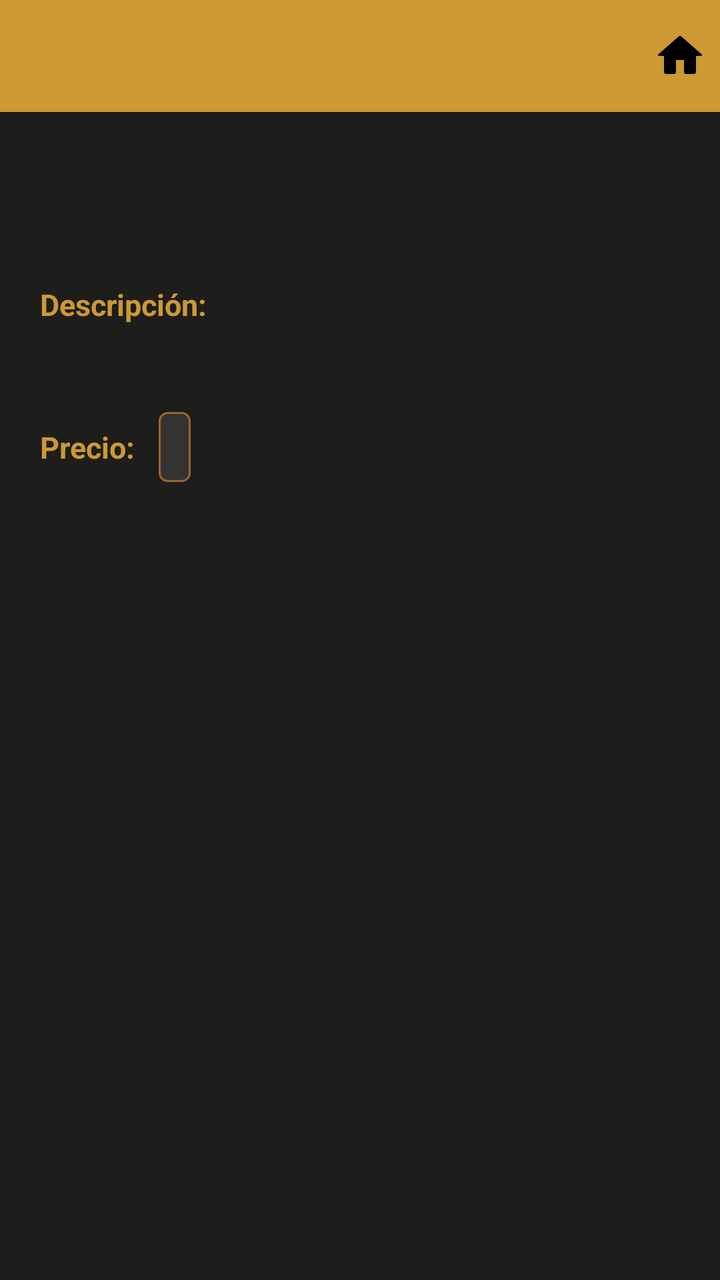
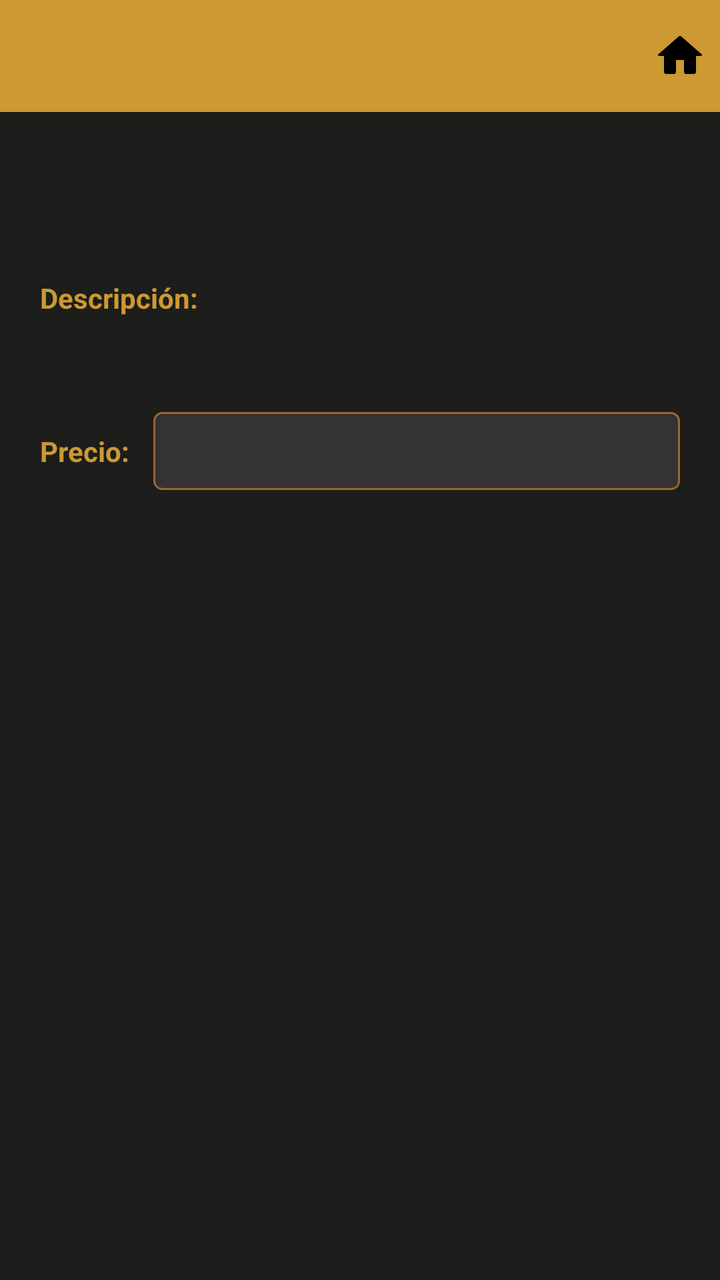

The first picture is an Android layout as it rendered before a commit; the second is the same layout after the commit. The layout source and the unified diff follow.
<!-- AndroidManifest.xml: application theme Theme.EtherSteamBoys -->
<!-- res/layout/activity_ficha_objeto.xml -->
<?xml version="1.0" encoding="utf-8"?>
<LinearLayout xmlns:android="http://schemas.android.com/apk/res/android"
    android:layout_width="match_parent"
    android:layout_height="match_parent"
    android:orientation="vertical"
    android:background="@color/bg_dark">

    <androidx.appcompat.widget.Toolbar
        android:id="@+id/toolbar"
        style="@style/ToolbarStyle"
        android:layout_width="match_parent"
        android:layout_height="?attr/actionBarSize">
        <RelativeLayout
            android:layout_width="match_parent"
            android:layout_height="wrap_content">
            <TextView
                android:id="@+id/tvToolbarNombre"
                android:layout_width="wrap_content"
                android:layout_height="wrap_content"
                android:layout_centerVertical="true"
                android:textColor="@color/bg_dark"
                android:textSize="18sp"
                android:textStyle="bold"
                android:letterSpacing="0.08" />
            <ImageButton
                android:id="@+id/btnHome"
                android:layout_width="40dp"
                android:layout_height="40dp"
                android:layout_alignParentEnd="true"
                android:layout_centerVertical="true"
                android:background="?attr/selectableItemBackgroundBorderless"
                android:src="@drawable/ic_home"
                android:contentDescription="@string/home_button" />
        </RelativeLayout>
    </androidx.appcompat.widget.Toolbar>

    <ScrollView
        android:layout_width="match_parent"
        android:layout_height="match_parent">
        <LinearLayout
            android:layout_width="match_parent"
            android:layout_height="wrap_content"
            android:orientation="vertical"
            android:padding="20dp">

            <TextView
                android:id="@+id/tvNombre"
                android:layout_width="wrap_content"
                android:layout_height="wrap_content"
                android:textColor="@color/text_primary"
                android:textSize="20sp"
                android:textStyle="bold"
                android:layout_marginBottom="4dp" />

            <TextView
                android:id="@+id/tvCategoria"
                android:layout_width="wrap_content"
                android:layout_height="wrap_content"
                android:textColor="@color/text_secondary"
                android:textSize="14sp"
                android:layout_marginBottom="16dp" />

            <TextView
                android:layout_width="wrap_content"
                android:layout_height="wrap_content"
                android:text="@string/item_sheet_description"
                android:textColor="@color/text_gold"
                android:textSize="15sp"
                android:textStyle="bold"
                android:layout_marginBottom="6dp" />

            <TextView
                android:id="@+id/tvDescripcion"
                android:layout_width="match_parent"
                android:layout_height="wrap_content"
                android:textColor="@color/text_primary"
                android:textSize="13sp"
                android:lineSpacingMultiplier="1.4"
                android:layout_marginBottom="20dp" />

            <LinearLayout
                android:layout_width="match_parent"
                android:layout_height="wrap_content"
                android:orientation="horizontal"
                android:gravity="center_vertical">

                <TextView
                    android:layout_width="wrap_content"
                    android:layout_height="wrap_content"
                    android:text="@string/item_sheet_price"
                    android:textColor="@color/text_gold"
                    android:textSize="15sp"
                    android:textStyle="bold"
                    android:layout_marginEnd="12dp" />

                <TextView
                    android:id="@+id/tvPrecio"
                    android:layout_width="wrap_content"
                    android:layout_height="wrap_content"
                    android:background="@drawable/bg_input_field"
                    android:textColor="@color/text_primary"
                    android:textSize="14sp"
                    android:padding="8dp" />

            </LinearLayout>

        </LinearLayout>
    </ScrollView>

</LinearLayout>
<!-- resources referenced by this layout -->
<resources>
  <color name="bg_dark">#1D1D1B</color>
  <color name="text_gold">#CC9933</color>
  <color name="text_primary">#CCCC99</color>
  <color name="text_secondary">#CCCCFF</color>
  <!-- drawable bg_input_field (drawable) -->
  <?xml version="1.0" encoding="utf-8"?>
  <shape xmlns:android="http://schemas.android.com/apk/res/android"
      android:shape="rectangle">
      <solid android:color="@color/bg_medium" />
      <corners android:radius="4dp" />
      <stroke android:width="1dp" android:color="@color/gold_dark" />
  </shape>
  <!-- drawable ic_home (drawable) -->
  <vector xmlns:android="http://schemas.android.com/apk/res/android"
      android:width="24dp"
      android:height="24dp"
      android:viewportWidth="24"
      android:viewportHeight="24">
    <path
        android:fillColor="#FF000000"
        android:pathData="M12,2A1,1 0,0 0,11.289 2.297L1.203,11.098A0.5,0.5 0,0 0,1 11.5A0.5,0.5 0,0 0,1.5 12L4,12L4,20C4,20.552 4.448,21 5,21L9,21C9.552,21 10,20.552 10,20L10,14L14,14L14,20C14,20.552 14.448,21 15,21L19,21C19.552,21 20,20.552 20,20L20,12L22.5,12A0.5,0.5 0,0 0,23 11.5A0.5,0.5 0,0 0,22.797 11.098L12.717,2.303A1,1 0,0 0,12.711 2.297A1,1 0,0 0,12 2z"/>
  </vector>
  <string name="home_button">Home</string>
  <string name="item_sheet_description">Descripción:</string>
  <string name="item_sheet_price">Precio:</string>
  <style name="ToolbarStyle" parent="Widget.AppCompat.Toolbar">
          <item name="android:background">@color/gold_primary</item>
          <item name="titleTextColor">@color/bg_dark</item>
          <item name="titleTextAppearance">@style/ToolbarTitleText</item>
      </style>
  <style name="Theme.EtherSteamBoys" parent="Theme.MaterialComponents.DayNight.NoActionBar">
          <item name="colorPrimary">@color/gold_primary</item>
          <item name="colorPrimaryVariant">@color/gold_dark</item>
          <item name="colorOnPrimary">@color/bg_dark</item>
          <item name="colorSecondary">@color/brown_medium</item>
          <item name="colorOnSecondary">@color/text_primary</item>
          <item name="android:colorBackground">@color/bg_dark</item>
          <item name="android:windowBackground">@color/bg_dark</item>
          <item name="android:statusBarColor">@color/status_bar</item>
      </style>
  <color name="bg_medium">#333333</color>
  <color name="gold_dark">#996633</color>
  <color name="gold_primary">#CC9933</color>
  <style name="ToolbarTitleText" parent="TextAppearance.AppCompat.Widget.ActionBar.Title">
          <item name="android:textColor">@color/bg_dark</item>
          <item name="android:textSize">20sp</item>
          <item name="android:textStyle">bold</item>
          <item name="android:letterSpacing">0.1</item>
      </style>
  <color name="brown_medium">#B27F4A</color>
  <color name="status_bar">#996633</color>
</resources>

<!-- the commit's change to res/layout/activity_ficha_objeto.xml (unified diff, before → after) -->
@@ -5,6 +5,7 @@
     android:orientation="vertical"
     android:background="@color/bg_dark">
 
+    
     <androidx.appcompat.widget.Toolbar
         android:id="@+id/toolbar"
         style="@style/ToolbarStyle"
@@ -37,21 +38,24 @@
     <ScrollView
         android:layout_width="match_parent"
         android:layout_height="match_parent">
+
         <LinearLayout
             android:layout_width="match_parent"
             android:layout_height="wrap_content"
             android:orientation="vertical"
             android:padding="20dp">
 
+            
             <TextView
                 android:id="@+id/tvNombre"
                 android:layout_width="wrap_content"
                 android:layout_height="wrap_content"
                 android:textColor="@color/text_primary"
-                android:textSize="20sp"
+                android:textSize="18sp"
                 android:textStyle="bold"
                 android:layout_marginBottom="4dp" />
 
+            
             <TextView
                 android:id="@+id/tvCategoria"
                 android:layout_width="wrap_content"
@@ -60,24 +64,27 @@
                 android:textSize="14sp"
                 android:layout_marginBottom="16dp" />
 
+            
             <TextView
                 android:layout_width="wrap_content"
                 android:layout_height="wrap_content"
-                android:text="@string/item_sheet_description"
+                android:text="@string/item_sheet_description_tittle"
                 android:textColor="@color/text_gold"
-                android:textSize="15sp"
+                android:textSize="14sp"
                 android:textStyle="bold"
                 android:layout_marginBottom="6dp" />
 
+            
             <TextView
                 android:id="@+id/tvDescripcion"
                 android:layout_width="match_parent"
                 android:layout_height="wrap_content"
                 android:textColor="@color/text_primary"
                 android:textSize="13sp"
-                android:lineSpacingMultiplier="1.4"
-                android:layout_marginBottom="20dp" />
+                android:lineSpacingMultiplier="1.5"
+                android:layout_marginBottom="24dp" />
 
+            
             <LinearLayout
                 android:layout_width="match_parent"
                 android:layout_height="wrap_content"
@@ -87,20 +94,22 @@
                 <TextView
                     android:layout_width="wrap_content"
                     android:layout_height="wrap_content"
-                    android:text="@string/item_sheet_price"
+                    android:text="@string/item_sheet_price_tittle"
                     android:textColor="@color/text_gold"
-                    android:textSize="15sp"
+                    android:textSize="14sp"
                     android:textStyle="bold"
                     android:layout_marginEnd="12dp" />
 
                 <TextView
                     android:id="@+id/tvPrecio"
-                    android:layout_width="wrap_content"
+                    android:layout_width="0dp"
                     android:layout_height="wrap_content"
+                    android:layout_weight="1"
                     android:background="@drawable/bg_input_field"
                     android:textColor="@color/text_primary"
                     android:textSize="14sp"
-                    android:padding="8dp" />
+                    android:gravity="center"
+                    android:padding="10dp" />
 
             </LinearLayout>
 
<!-- resource entries referenced after the edit -->
@@ -23,8 +23,8 @@
         android:pathData="M12,2A1,1 0,0 0,11.289 2.297L1.203,11.098A0.5,0.5 0,0 0,1 11.5A0.5,0.5 0,0 0,1.5 12L4,12L4,20C4,20.552 4.448,21 5,21L9,21C9.552,21 10,20.552 10,20L10,14L14,14L14,20C14,20.552 14.448,21 15,21L19,21C19.552,21 20,20.552 20,20L20,12L22.5,12A0.5,0.5 0,0 0,23 11.5A0.5,0.5 0,0 0,22.797 11.098L12.717,2.303A1,1 0,0 0,12.711 2.297A1,1 0,0 0,12 2z"/>
   </vector>
   <string name="home_button">Home</string>
-  <string name="item_sheet_description">Descripción:</string>
-  <string name="item_sheet_price">Precio:</string>
+  <string name="item_sheet_description_tittle">Descripción:</string>
+  <string name="item_sheet_price_tittle">Precio:</string>
   <style name="ToolbarStyle" parent="Widget.AppCompat.Toolbar">
           <item name="android:background">@color/gold_primary</item>
           <item name="titleTextColor">@color/bg_dark</item>
